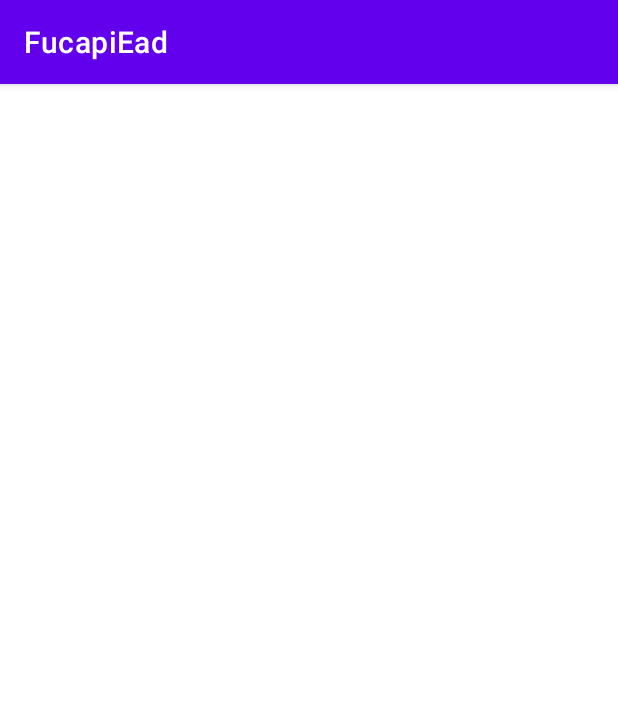
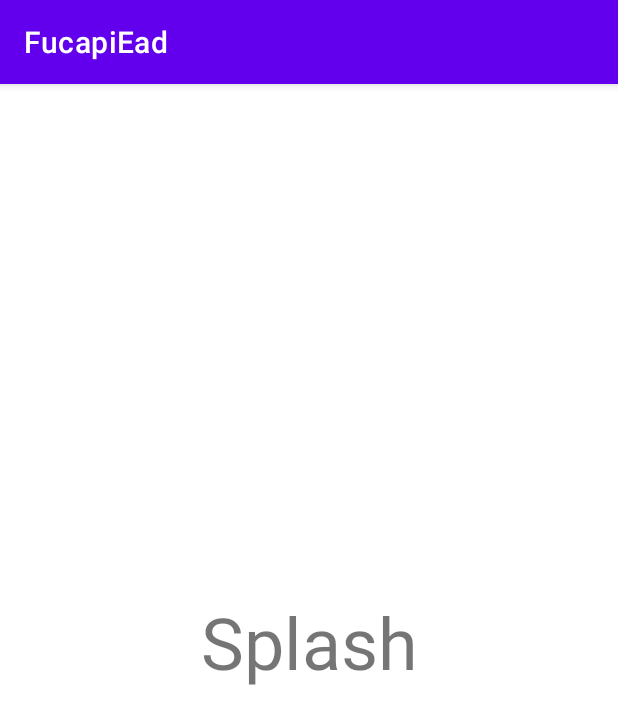
Before and after one commit to David-Lisboa/FucapiEad, an Android app: the SplashActivity screen opened directly, with no data from a screen before it, on a phone screen of 412 x 824 dp. Shown: the top 724 px of the screen. Run offline under Robolectric (Android 15) with nearby library versions, the phone set to English and light mode, and no system bars.

Commit message:
Splash implementada
criado a passagem da splash para a tela de login

```diff
--- a/app/src/main/java/com/davidpjoject/fucapiead/SplashActivity.kt
+++ b/app/src/main/java/com/davidpjoject/fucapiead/SplashActivity.kt
@@ -1,11 +1,21 @@
 package com.davidpjoject.fucapiead
 
+import android.content.Intent
 import androidx.appcompat.app.AppCompatActivity
 import android.os.Bundle
+import android.os.Handler
+import android.os.Looper
 
 class SplashActivity : AppCompatActivity() {
     override fun onCreate(savedInstanceState: Bundle?) {
         super.onCreate(savedInstanceState)
         setContentView(R.layout.activity_splash)
+
+        Handler(Looper.getMainLooper()).postDelayed({
+            //Iniciando uma Intent
+            val mIntent = Intent(this, LoginActivity::class.java)
+            startActivity(mIntent)
+            finish()
+        }, 2400)
     }
 }
--- a/app/src/main/res/layout/activity_splash.xml
+++ b/app/src/main/res/layout/activity_splash.xml
@@ -6,4 +6,16 @@
     android:layout_height="match_parent"
     tools:context=".SplashActivity">
 
+    <TextView
+        android:id="@+id/textView2"
+        android:layout_width="203dp"
+        android:layout_height="89dp"
+        android:text="Splash"
+        android:textAlignment="center"
+        android:textSize="48sp"
+        app:layout_constraintBottom_toBottomOf="parent"
+        app:layout_constraintEnd_toEndOf="parent"
+        app:layout_constraintHorizontal_bias="0.5"
+        app:layout_constraintStart_toStartOf="parent"
+        app:layout_constraintTop_toTopOf="parent" />
 </androidx.constraintlayout.widget.ConstraintLayout>
```
Also changed, not shown: app/src/main/res/layout/activity_login.xml (+11 -0 lines).
